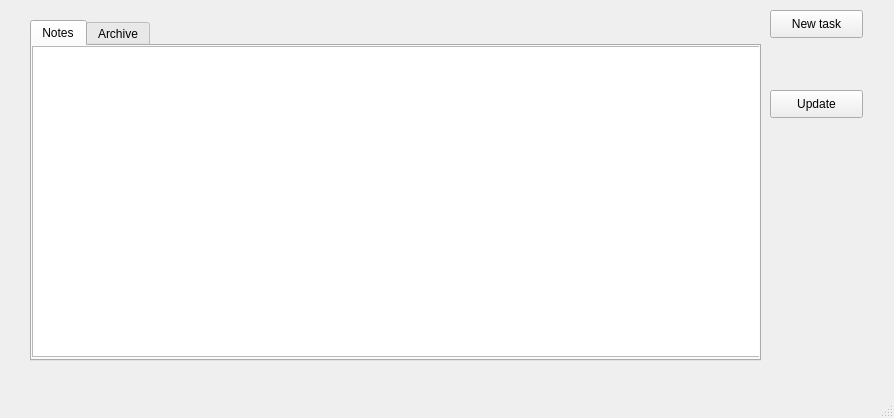
Old version of the form Lab2/mainwindow.ui in the repository alekseykondus/ooop-2020-2021-semester-1.
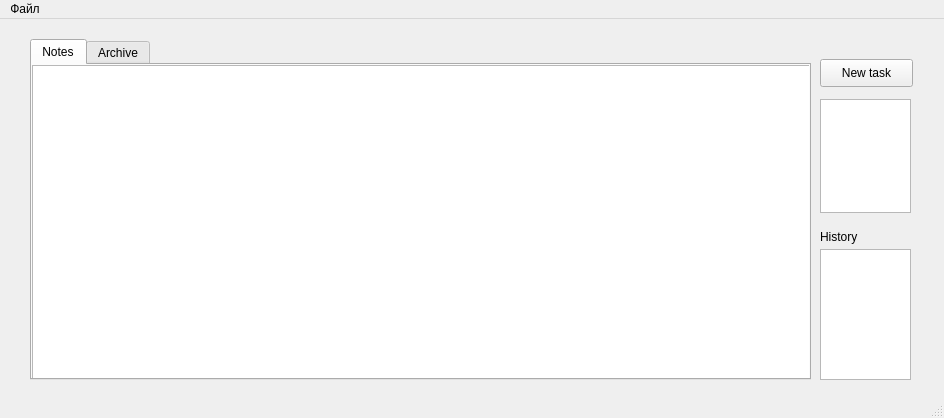
New version of the form.

Patch:
```diff
--- a/Lab2/mainwindow.ui
+++ b/Lab2/mainwindow.ui
@@ -6,7 +6,7 @@
    <rect>
     <x>0</x>
     <y>0</y>
-    <width>894</width>
+    <width>944</width>
     <height>418</height>
    </rect>
   </property>
@@ -17,8 +17,8 @@
    <widget class="QPushButton" name="new_task">
     <property name="geometry">
      <rect>
-      <x>770</x>
-      <y>10</y>
+      <x>820</x>
+      <y>40</y>
       <width>93</width>
       <height>28</height>
      </rect>
@@ -32,7 +32,7 @@
      <rect>
       <x>30</x>
       <y>20</y>
-      <width>731</width>
+      <width>781</width>
       <height>341</height>
      </rect>
     </property>
@@ -48,10 +48,13 @@
        <rect>
         <x>0</x>
         <y>0</y>
-        <width>731</width>
-        <height>311</height>
+        <width>781</width>
+        <height>321</height>
        </rect>
       </property>
+      <property name="sortingEnabled">
+       <bool>true</bool>
+      </property>
      </widget>
     </widget>
     <widget class="QWidget" name="tab_2">
@@ -70,17 +73,37 @@
      </widget>
     </widget>
    </widget>
-   <widget class="QPushButton" name="update">
+   <widget class="QListWidget" name="listWidget">
     <property name="geometry">
      <rect>
-      <x>770</x>
-      <y>90</y>
-      <width>93</width>
-      <height>28</height>
+      <x>820</x>
+      <y>80</y>
+      <width>91</width>
+      <height>114</height>
+     </rect>
+    </property>
+   </widget>
+   <widget class="QLabel" name="label">
+    <property name="geometry">
+     <rect>
+      <x>820</x>
+      <y>210</y>
+      <width>55</width>
+      <height>16</height>
      </rect>
     </property>
     <property name="text">
-     <string>Update</string>
+     <string>History</string>
+    </property>
+   </widget>
+   <widget class="QListWidget" name="listWidget_2">
+    <property name="geometry">
+     <rect>
+      <x>820</x>
+      <y>230</y>
+      <width>91</width>
+      <height>131</height>
+     </rect>
     </property>
    </widget>
   </widget>
@@ -89,10 +112,17 @@
     <rect>
      <x>0</x>
      <y>0</y>
-     <width>894</width>
+     <width>944</width>
      <height>26</height>
     </rect>
    </property>
+   <widget class="QMenu" name="menu">
+    <property name="title">
+     <string>Файл</string>
+    </property>
+    <addaction name="separator"/>
+   </widget>
+   <addaction name="menu"/>
   </widget>
   <widget class="QStatusBar" name="statusbar"/>
  </widget>
```
Left out of the diff: 2 changed lines with no effect on the pictures.
